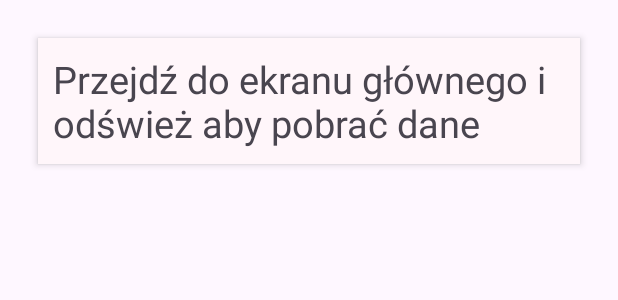
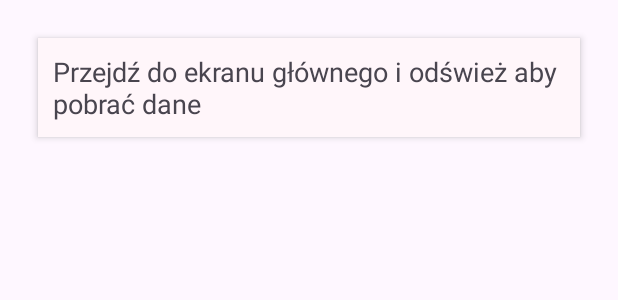
Before and after one commit to Luncenok/Parafia-w-Zakrzewie, an Android app: the layout item_info_list.xml on its own in the app's theme, with its tools: preview values and no code run, on a phone screen of 412 x 824 dp. Shown: the top 300 px of the screen. Run offline under Robolectric (Android 15) with nearby library versions, the phone set to English and light mode, and no system bars.

Commit message:
Version 2.0.1 Change text size

```diff
--- a/app/src/main/res/layout/item_info_list.xml
+++ b/app/src/main/res/layout/item_info_list.xml
@@ -2,7 +2,7 @@
   ~ /**
   ~  * Created by Mateusz Idziejczak on 05.03.2022
   ~  * Copyright (c) 2023 . All rights reserved.
-  ~  * Last modified 9/15/23, 6:16 PM
+  ~  * Last modified 9/16/23, 9:06 AM
   ~  */
   -->
 
@@ -27,6 +27,6 @@
             android:elevation="3dp"
             android:padding="10dp"
             android:text="@string/go_download_data"
-            android:textSize="25sp" />
+            android:textSize="18sp" />
     </LinearLayout>
 </layout>
```
